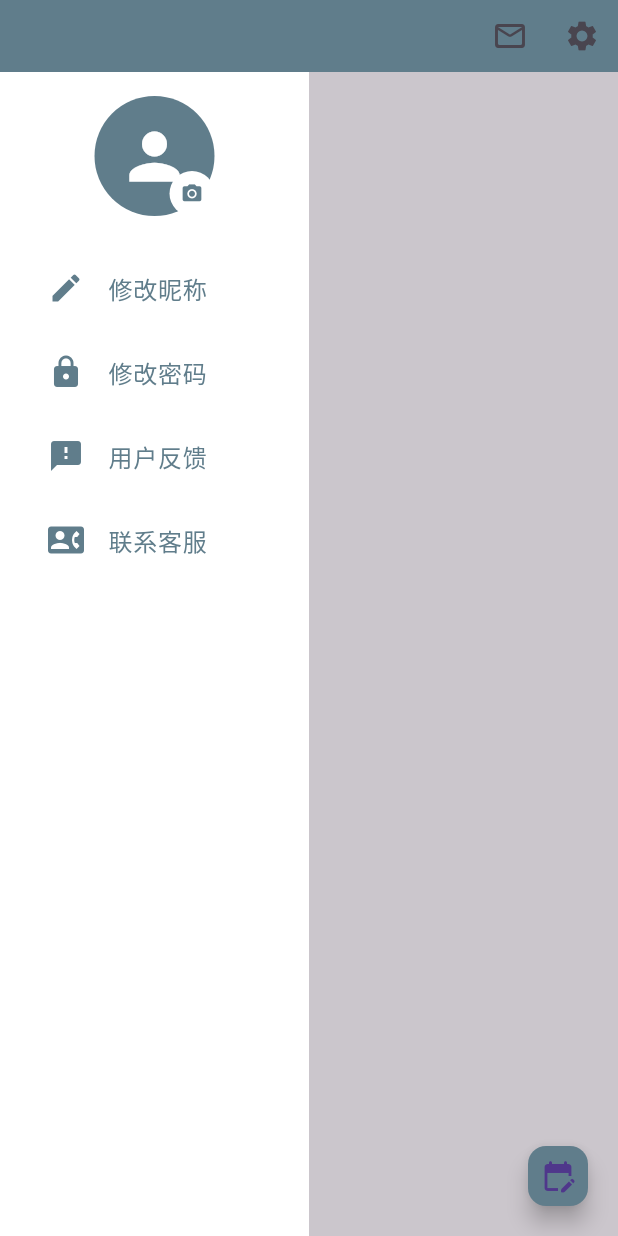
After one commit to luzaihang/com.example.zai_hang_lu, a Flutter app: the HomePage screen opened by its route, after a tap on the "settings" icon, on a phone screen of 412 x 824 dp. The commit adds this screen. Run offline on Flutter 3.47's test engine with Material 3 defaults, Android fonts, the phone set to English and light mode, and no system bars; our stand-ins replace cached_network_image, image_gallery_saver, image_picker, logger, permission_handler, photo_view and 1 more; missing offline and left inert: leancloud_official_plugin, tencentcloud_cos_sdk_plugin; accounts and stored records are empty; network calls fail; statements that could not run were skipped.

Commit message:
优化代码、添加个人设置页面

```diff
--- a/lib/main.dart
+++ b/lib/main.dart
@@ -1,7 +1,7 @@
 import 'package:flutter/material.dart';
 import 'package:provider/provider.dart';
 import 'package:zai_hang_lu/app_data/app_share_data_provider.dart';
-import 'package:zai_hang_lu/route_generator.dart';
+import 'package:zai_hang_lu/global_component/route_generator.dart';
 import 'routes_widgets/login_page.dart';
 
 void main() {
@@ -20,6 +20,7 @@ class MyApp extends StatelessWidget {
       child: MaterialApp(
         theme: ThemeData(
           brightness: Brightness.light,
+          // fontFamily: 'SmileySans',
         ),
         debugShowCheckedModeBanner: false,
         // initialRoute: AppRoutes.splash,
--- a/lib/routes_widgets/home.dart
+++ b/lib/routes_widgets/home.dart
@@ -1,9 +1,10 @@
 import 'package:flutter/material.dart';
-import 'package:intl/intl.dart';
-import 'package:logger/logger.dart';
+import 'package:zai_hang_lu/app_data/format_date_time.dart';
 import 'package:zai_hang_lu/factory_list/home_list_data.dart';
-import 'package:zai_hang_lu/pull_to_refresh_list_view.dart';
+import 'package:zai_hang_lu/global_component/pull_to_refresh_list_view.dart';
+import 'package:zai_hang_lu/widget_element/home_panel_item.dart';
 import 'package:zai_hang_lu/widget_element/home_post_item.dart';
+import 'package:zai_hang_lu/widget_element/preferredSize_item.dart';
 import '../tencent/tencent_cloud_list_data.dart';
 
 class HomePage extends StatefulWidget {
@@ -16,6 +17,8 @@ class HomePage extends StatefulWidget {
 class _HomePageState extends State<HomePage> with TickerProviderStateMixin {
   ///文件列表
   List<UserPost> directories = [];
+
+  bool _isPanelVisible = false;
 
   TencentCloudListData tencentCloudListData = TencentCloudListData();
 
@@ -39,26 +42,11 @@ class _HomePageState extends State<HomePage> with TickerProviderStateMixin {
     setState(() {});
   }
 
-  String formatDateTimeToMinutes(DateTime dateTime) {
-    // 获取当前年份
-    int currentYear = DateTime.now().year;
-
-    // 获取日期年份
-    int dateYear = dateTime.year;
-
-    // 当年份是今年时，仅显示月、日和时间
-    if (dateYear == currentYear) {
-      final DateFormat formatter = DateFormat('MM-dd HH:mm');
-      return formatter.format(dateTime);
-    } else {
-      // 否则，显示完整年份、月、日和时间
-      final DateFormat formatter = DateFormat('yyyy-MM-dd HH:mm');
-      return formatter.format(dateTime);
-    }
-  }
-
   @override
   Widget build(BuildContext context) {
+    double screenWidth = MediaQuery.of(context).size.width;
+    double panelWidth = screenWidth / 2;
+
     return WillPopScope(
       onWillPop: () => _showExitConfirmationDialog(context),
       child: Scaffold(
@@ -71,7 +59,8 @@ class _HomePageState extends State<HomePage> with TickerProviderStateMixin {
           heroTag: 'homePageFloatingActionButton',
           child: const Icon(Icons.edit_calendar_rounded),
         ),
-        appBar: AppBar(
+        appBar: preferredSizeWidget(
+          AppBar(
             backgroundColor: Colors.blueGrey,
             automaticallyImplyLeading: false, // 不显示返回按钮
             title: null, // 不显示标题
@@ -80,16 +69,27 @@ class _HomePageState extends State<HomePage> with TickerProviderStateMixin {
                 icon: const Icon(Icons.mail_outline_rounded),
                 onPressed: () => Navigator.pushNamed(context, '/chatListPage'),
               ),
+              IconButton(
+                icon: const Icon(Icons.settings),
+                onPressed: () {
+                  setState(() {
+                    _isPanelVisible = !_isPanelVisible;
+                  });
+                },
+              ),
             ],
           ),
-        body: PullToRefreshListView(
+        ),
+        body: Stack(
+          children: [
+            PullToRefreshListView(
               onRefresh: _onRefresh,
               onLoadMore: _onLoadMore,
               items: directories.map((post) {
                 // 使用你之前定义的 PostWidget 组件来渲染每个帖子
                 return Container(
-              margin:
-                  EdgeInsets.only(top: directories.indexOf(post) == 0 ? 12 : 0),
+                  margin: EdgeInsets.only(
+                      top: directories.indexOf(post) == 0 ? 12 : 0),
                   child: HomePostItem(
                     username: post.userName,
                     userID: post.userID ?? '',
@@ -101,6 +101,17 @@ class _HomePageState extends State<HomePage> with TickerProviderStateMixin {
                   ),
                 );
               }).toList(),
+            ),
+            PanelWidget(
+              isVisible: _isPanelVisible,
+              panelWidth: panelWidth,
+              onClose: () {
+                setState(() {
+                  _isPanelVisible = false;
+                });
+              },
+            ),
+          ],
         ),
       ),
     );
--- a/lib/routes_widgets/login_page.dart
+++ b/lib/routes_widgets/login_page.dart
@@ -3,7 +3,7 @@ import 'package:logger/logger.dart';
 import 'package:shared_preferences/shared_preferences.dart';
 import 'package:zai_hang_lu/app_data/random_generator.dart';
 import 'package:zai_hang_lu/app_data/user_info_config.dart';
-import 'package:zai_hang_lu/loading_page.dart';
+import 'package:zai_hang_lu/global_component/loading_page.dart';
 import 'package:zai_hang_lu/tencent/tencent_cloud_service.dart';
 import 'package:zai_hang_lu/tencent/tencent_cloud_txt_download.dart';
 import 'package:zai_hang_lu/tencent/tencent_upload_download.dart';
@@ -65,7 +65,7 @@ class LoginScreenState extends State<LoginScreen> {
             const Text(
               'Second heartbeat',
               style: TextStyle(
-                fontSize: 24,
+                fontSize: 32,
                 fontWeight: FontWeight.bold,
                 color: Colors.blueGrey,
               ),
--- a/lib/tencent/tencent_upload_download.dart
+++ b/lib/tencent/tencent_upload_download.dart
@@ -8,7 +8,7 @@ import 'package:tencentcloud_cos_sdk_plugin/cos_transfer_manger.dart';
 import 'package:tencentcloud_cos_sdk_plugin/transfer_task.dart';
 import 'package:zai_hang_lu/app_data/post_content_data.dart';
 import 'package:zai_hang_lu/app_data/user_info_config.dart';
-import 'package:zai_hang_lu/loading_page.dart';
+import 'package:zai_hang_lu/global_component/loading_page.dart';
 import 'package:zai_hang_lu/tencent/tencent_cloud_acquiesce_data.dart';
 import 'package:zai_hang_lu/tencent/tencent_cloud_service.dart';
 
--- /dev/null
+++ b/lib/widget_element/home_panel_item.dart
@@ -0,0 +1,140 @@
+import 'package:cached_network_image/cached_network_image.dart';
+import 'package:flutter/material.dart';
+import 'package:zai_hang_lu/app_data/user_info_config.dart';
+
+class PanelWidget extends StatelessWidget {
+  final bool isVisible;
+  final double panelWidth;
+  final VoidCallback onClose;
+
+  const PanelWidget({
+    Key? key,
+    required this.isVisible,
+    required this.panelWidth,
+    required this.onClose,
+  }) : super(key: key);
+
+  @override
+  Widget build(BuildContext context) {
+    return Stack(
+      children: [
+        if (isVisible)
+          GestureDetector(
+            onTap: onClose,
+            child: Container(
+              color: Colors.black.withOpacity(0.2),
+              width: double.infinity,
+              height: double.infinity,
+            ),
+          ),
+        AnimatedPositioned(
+          duration: const Duration(milliseconds: 200),
+          left: isVisible ? 0 : -panelWidth,
+          top: 0,
+          bottom: 0,
+          child: Container(
+            width: panelWidth,
+            color: Colors.white,
+            padding: const EdgeInsets.all(16.0),
+            child: Column(
+              crossAxisAlignment: CrossAxisAlignment.start,
+              children: [
+                Center(
+                  child: Stack(
+                    children: [
+                      CircleAvatar(
+                        backgroundImage: UserInfoConfig.userAvatar.isNotEmpty
+                            ? CachedNetworkImageProvider(
+                                UserInfoConfig.userAvatar)
+                            : null,
+                        backgroundColor: UserInfoConfig.userAvatar.isEmpty
+                            ? Colors.blueGrey
+                            : null,
+                        radius: 40.0,
+                        child: UserInfoConfig.userAvatar.isEmpty
+                            ? const Icon(
+                                Icons.person,
+                                size: 50.0,
+                                color: Colors.white,
+                              )
+                            : null,
+                      ),
+                      Positioned(
+                        bottom: 0,
+                        right: 0,
+                        child: GestureDetector(
+                          onTap: () {
+                            // 在这里处理头像点击事件，比如打开图库选择新头像
+                          },
+                          child: const CircleAvatar(
+                            backgroundColor: Colors.white,
+                            radius: 15,
+                            child: Icon(
+                              Icons.camera_alt,
+                              size: 15,
+                              color: Colors.blueGrey,
+                            ),
+                          ),
+                        ),
+                      ),
+                    ],
+                  ),
+                ),
+                const SizedBox(height: 20),
+                ListTile(
+                  leading: const Icon(Icons.edit, color: Colors.blueGrey),
+                  title: const Text(
+                    '修改昵称',
+                    style: TextStyle(
+                      color: Colors.blueGrey,
+                    ),
+                  ),
+                  onTap: () {
+                    // 在这里处理修改昵称的点击事件
+                  },
+                ),
+                ListTile(
+                  leading: const Icon(Icons.lock, color: Colors.blueGrey),
+                  title: const Text(
+                    '修改密码',
+                    style: TextStyle(
+                      color: Colors.blueGrey,
+                    ),
+                  ),
+                  onTap: () {
+                    // 在这里处理修改密码的点击事件
+                  },
+                ),
+                ListTile(
+                  leading: const Icon(Icons.feedback, color: Colors.blueGrey),
+                  title: const Text(
+                    '用户反馈',
+                    style: TextStyle(
+                      color: Colors.blueGrey,
+                    ),
+                  ),
+                  onTap: () {
+                    // 在这里处理修改密码的点击事件
+                  },
+                ),
+                ListTile(
+                  leading:
+                      const Icon(Icons.contact_phone, color: Colors.blueGrey),
+                  title: const Text(
+                    '联系客服',
+                    style: TextStyle(
+                      color: Colors.blueGrey,
+                    ),
+                  ),
+                  onTap: () {
+                    // 在这里处理联系客服的点击事件
+                  },
+                ),
+              ],
+            ),
+          ),
+        ),
+      ],
+    );
+  }
+}
--- /dev/null
+++ b/lib/widget_element/preferredSize_item.dart
@@ -0,0 +1,8 @@
+import 'package:flutter/material.dart';
+
+PreferredSize preferredSizeWidget(Widget child) {
+  return PreferredSize(
+    preferredSize: const Size.fromHeight(48.0),
+    child: child,
+  );
+}
--- a/pubspec.yaml
+++ b/pubspec.yaml
@@ -88,6 +88,11 @@ flutter:
     - assets/no_file.png
     - assets/directories_icon.png
     - assets/back_icon.png
+    - assets/fonts/
+  fonts:
+    - family: SmileySans
+      fonts:
+        - asset: assets/fonts/SmileySans-Oblique.ttf
 
   # An image asset can refer to one or more resolution-specific "variants", see
   # https://flutter.dev/assets-and-images/#resolution-aware
```
Also changed, not shown: lib/app_data/format_date_time.dart (added, +19 -0 lines), lib/routes_widgets/chat_detail_page.dart (+9 -3 lines), lib/routes_widgets/chat_list_page.dart (+8 -2 lines), lib/routes_widgets/edit_post_page.dart (+5 -2 lines), lib/widget_element/chat_list_item.dart (+9 -6 lines), lib/widget_element/home_post_item.dart (+12 -10 lines), lib/widget_element/message_bubble_item.dart (+16 -9 lines), lib/global_component/loading_page.dart (renamed from lib/loading_page.dart), lib/global_component/pull_to_refresh_list_view.dart (renamed from lib/pull_to_refresh_list_view.dart), lib/global_component/route_generator.dart (renamed from lib/route_generator.dart), lib/global_component/show_custom_dialog.dart (renamed from lib/show_custom_dialog.dart), 5 other files. Lines whose indentation alone changed are shown as unchanged.
